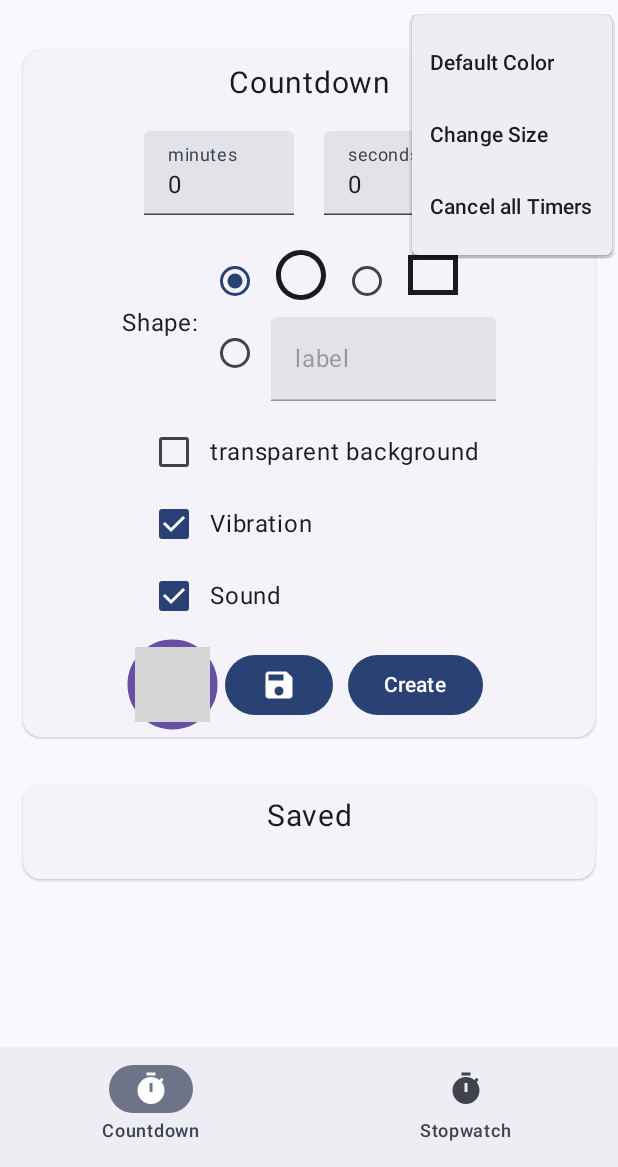
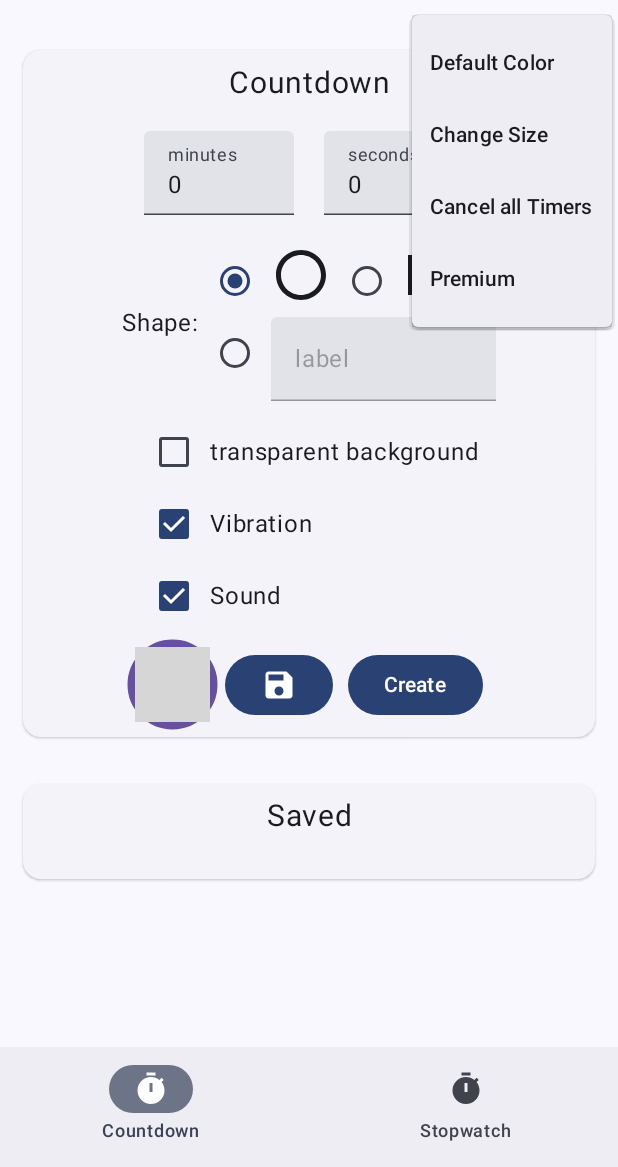
Before and after one commit to tberghuis/FloatingCountdownTimer, an Android app built with Jetpack Compose: the screen it shows after launch (MainActivity), after a tap on "Settings", on a phone screen of 412 x 824 dp, the part 69-1236 px from its top. Run offline under Robolectric (Android 15) with nearby library versions, the phone set to English and light mode, and no system bars; our stand-ins replace Room's generated code; libraries missing offline, so code that uses them is left out: com.android.billingclient; 6 statements that could not run were skipped; grey boxes are pictures that could not be loaded.

Commit message:
squash dev-discount

```diff
--- a/app/src/main/AndroidManifest.xml
+++ b/app/src/main/AndroidManifest.xml
@@ -1,10 +1,12 @@
 <?xml version="1.0" encoding="utf-8"?>
 <manifest xmlns:android="http://schemas.android.com/apk/res/android">
+
     <uses-permission android:name="android.permission.FOREGROUND_SERVICE" />
     <uses-permission android:name="android.permission.FOREGROUND_SERVICE_SPECIAL_USE" />
     <uses-permission android:name="android.permission.SYSTEM_ALERT_WINDOW" />
     <uses-permission android:name="android.permission.POST_NOTIFICATIONS" />
     <uses-permission android:name="android.permission.VIBRATE" />
+    <uses-permission android:name="android.permission.INTERNET" />
 
     <application
         android:name=".MainApplication"
@@ -14,6 +16,7 @@
         android:roundIcon="@mipmap/ic_launcher_round"
         android:supportsRtl="true"
         android:theme="@style/Theme.FloatingTimer">
+
         <activity
             android:name=".MainActivity"
             android:exported="true"
--- a/app/src/main/java/xyz/tberghuis/floatingtimer/FtNavHost.kt
+++ b/app/src/main/java/xyz/tberghuis/floatingtimer/FtNavHost.kt
@@ -21,6 +21,7 @@ import com.google.accompanist.permissions.ExperimentalPermissionsApi
 import com.google.accompanist.permissions.isGranted
 import com.google.accompanist.permissions.rememberPermissionState
 import com.google.accompanist.permissions.shouldShowRationale
+import xyz.tberghuis.floatingtimer.screens.PremiumScreen
 
 @Composable
 fun FtNavHost() {
@@ -52,6 +53,9 @@ fun FtNavHost() {
       composable("change_size") {
         SizeSettingScreen()
       }
+      composable("premium") {
+        PremiumScreen()
+      }
     }
   }
 
--- a/app/src/main/java/xyz/tberghuis/floatingtimer/MainActivity.kt
+++ b/app/src/main/java/xyz/tberghuis/floatingtimer/MainActivity.kt
@@ -19,7 +19,7 @@ class MainActivity : ComponentActivity() {
   private fun checkPremium() {
     val preferencesRepository = application.providePreferencesRepository()
     lifecycleScope.launch(IO) {
-      val purchased = application.provideBillingClientWrapper().checkHaloColourPurchased() ?: return@launch
+      val purchased = application.provideBillingClientWrapper().checkPremiumPurchased() ?: return@launch
       preferencesRepository.updateHaloColourPurchased(purchased)
       logd("MainActivity checkPremium purchased $purchased")
       if (!purchased) {
--- a/app/src/main/java/xyz/tberghuis/floatingtimer/composables/FtTopAppBar.kt
+++ b/app/src/main/java/xyz/tberghuis/floatingtimer/composables/FtTopAppBar.kt
@@ -74,6 +74,13 @@ fun FtTopAppBar() {
             sharedVm.cancelAllTimers()
           },
         )
+        DropdownMenuItem(
+          text = { Text("Premium") },
+          onClick = {
+//            showMenu = false
+            navController.navigate("premium")
+          },
+        )
       }
     },
   )
--- a/app/src/main/java/xyz/tberghuis/floatingtimer/iap/BillingClientWrapper.kt
+++ b/app/src/main/java/xyz/tberghuis/floatingtimer/iap/BillingClientWrapper.kt
@@ -36,6 +36,8 @@ class BillingClientWrapper(
 ) : PurchasesUpdatedListener {
   private var reconnectMilliseconds = RECONNECT_TIMER_START_MILLISECONDS
   private val connectedBillingClientStateFlow = MutableStateFlow<BillingClient?>(null)
+
+  // future.txt rewrite with publishing purchasesUpdated BillingResult to SharedFlow???
   private var purchasesUpdatedContinuation: CancellableContinuation<BillingResult>? = null
 
   // do not use outside startConnection(), use provideBillingClient
@@ -117,48 +119,21 @@ class BillingClientWrapper(
     return connectedBillingClientStateFlow.filterNotNull().first()
   }
 
-  suspend fun getHaloColourProductDetails(): ProductDetails? {
-    val bc = provideBillingClient()
-    return suspendCancellableCoroutine { cont ->
-      val productId = "halo_colour"
-      val product = QueryProductDetailsParams.Product.newBuilder()
-        .setProductId(productId)
-        .setProductType(BillingClient.ProductType.INAPP)
-        .build()
-      val params = QueryProductDetailsParams.newBuilder().setProductList(listOf(product)).build()
-      val productDetailsResponseListener =
-        ProductDetailsResponseListener { billingResult, productDetailsList ->
-          logd("productDetailsResponseListener $billingResult $productDetailsList")
-          val productDetails = productDetailsList.find {
-            it.productId == "halo_colour"
-          }
-          // https://stackoverflow.com/questions/48227346/kotlin-coroutine-throws-java-lang-illegalstateexception-already-resumed-but-go
-          if (cont.isActive) {
-            cont.resume(productDetails)
-          }
-        }
-      bc.queryProductDetailsAsync(params, productDetailsResponseListener)
-    }
-  }
-
-  suspend fun checkHaloColourPurchased(
-  ): Boolean? {
+  suspend fun checkPremiumPurchased(): Boolean? {
     val bc = provideBillingClient()
     return suspendCancellableCoroutine { cont ->
       val queryPurchasesParams =
         QueryPurchasesParams.newBuilder().setProductType(BillingClient.ProductType.INAPP).build()
-
       val purchasesResponseListener =
         PurchasesResponseListener { billingResult: BillingResult, purchases: MutableList<Purchase> ->
           logd("purchasesResponseListener $billingResult $purchases")
           var purchased: Boolean? = false
           when (billingResult.responseCode) {
             BillingClient.BillingResponseCode.OK -> {
-              for (purchase in purchases) {
-                if (purchase.products.contains("halo_colour")) {
-                  purchased = true
-                  break
-                }
+              if (purchases.any {
+                  it.products.contains("halo_colour") || it.products.contains("premium_discount")
+                }) {
+                purchased = true
               }
             }
 
@@ -175,8 +150,8 @@ class BillingClientWrapper(
     }
   }
 
-  suspend fun purchaseHaloColourChange(activity: Activity): BillingResult? {
-    val productDetails = getHaloColourProductDetails() ?: return null
+  suspend fun purchaseProduct(activity: Activity, productId: String): BillingResult? {
+    val productDetails = getProductDetails(productId) ?: return null
     val bc = provideBillingClient()
     return suspendCancellableCoroutine { cont ->
       purchasesUpdatedContinuation = cont
@@ -189,4 +164,32 @@ class BillingClientWrapper(
       bc.launchBillingFlow(activity, params)
     }
   }
+
+  suspend fun getProductDetails(productId: String): ProductDetails? {
+    val pdList = getProductDetailsList(productId)
+    return pdList.find {
+      it.productId == productId
+    }
+  }
+
+  private suspend fun getProductDetailsList(productId: String): List<ProductDetails> {
+    val product = QueryProductDetailsParams.Product.newBuilder()
+      .setProductId(productId)
+      .setProductType(BillingClient.ProductType.INAPP)
+      .build()
+    val bc = provideBillingClient()
+    val params = QueryProductDetailsParams.newBuilder()
+      .setProductList(listOf(product))
+      .build()
+    return suspendCancellableCoroutine { cont ->
+      logd("suspendCancellableCoroutine")
+      val productDetailsResponseListener =
+        ProductDetailsResponseListener { billingResult, productDetailsList ->
+          if (cont.isActive) {
+            cont.resume(productDetailsList)
+          }
+        }
+      bc.queryProductDetailsAsync(params, productDetailsResponseListener)
+    }
+  }
 }
--- a/app/src/main/java/xyz/tberghuis/floatingtimer/viewmodels/PremiumVmc.kt
+++ b/app/src/main/java/xyz/tberghuis/floatingtimer/viewmodels/PremiumVmc.kt
@@ -30,7 +30,7 @@ class PremiumVmc(private val application: Application, private val scope: Corout
 
   fun updateHaloColorChangePriceText() {
     scope.launch(IO) {
-      val details = billingClientWrapper.getHaloColourProductDetails()?.oneTimePurchaseOfferDetails
+      val details = billingClientWrapper.getProductDetails("halo_colour")?.oneTimePurchaseOfferDetails
       // is this needed???
       withContext(Main) {
         premiumPriceText = details?.formattedPrice ?: ""
@@ -42,8 +42,8 @@ class PremiumVmc(private val application: Application, private val scope: Corout
     showPurchaseDialog = false
     scope.launch(IO) {
       // this awaits billingResult in onPurchasesUpdated
-      billingClientWrapper.purchaseHaloColourChange(activity)
-      val purchased = billingClientWrapper.checkHaloColourPurchased() ?: return@launch
+      billingClientWrapper.purchaseProduct(activity, "halo_colour")
+      val purchased = billingClientWrapper.checkPremiumPurchased() ?: return@launch
       preferences.updateHaloColourPurchased(purchased)
       if (purchased) {
         // is the context switch needed???
--- a/build.gradle
+++ b/build.gradle
@@ -5,10 +5,12 @@ buildscript {
     }
 }
 plugins {
-    id 'com.android.application' version '8.3.1' apply false
-    id 'com.android.library' version '8.3.1' apply false
+    id 'com.android.application' version '8.4.0' apply false
+    id 'com.android.library' version '8.4.0' apply false
     // https://developer.android.com/jetpack/androidx/releases/compose-kotlin
     id 'org.jetbrains.kotlin.android' version '1.9.23' apply false
+
+    id 'org.jetbrains.kotlin.plugin.serialization' version '1.9.23'
 }
 
 //task clean(type: Delete) {
```
Also changed, not shown: app/build.gradle (+17 -8 lines), app/src/main/java/xyz/tberghuis/floatingtimer/composables/PremiumDialog.kt (+21 -1 lines), app/src/main/java/xyz/tberghuis/floatingtimer/composables/PremiumScreenContentThanks.kt (added, +36 -0 lines), app/src/main/java/xyz/tberghuis/floatingtimer/globals.kt (added, +16 -0 lines), app/src/main/java/xyz/tberghuis/floatingtimer/screens/PremiumScreen.kt (added, +206 -0 lines), app/src/main/java/xyz/tberghuis/floatingtimer/viewmodels/PremiumScreenVm.kt (added, +110 -0 lines), app/src/main/res/values/strings.xml (+10 -8 lines), gradle/wrapper/gradle-wrapper.properties, 4 other files.
